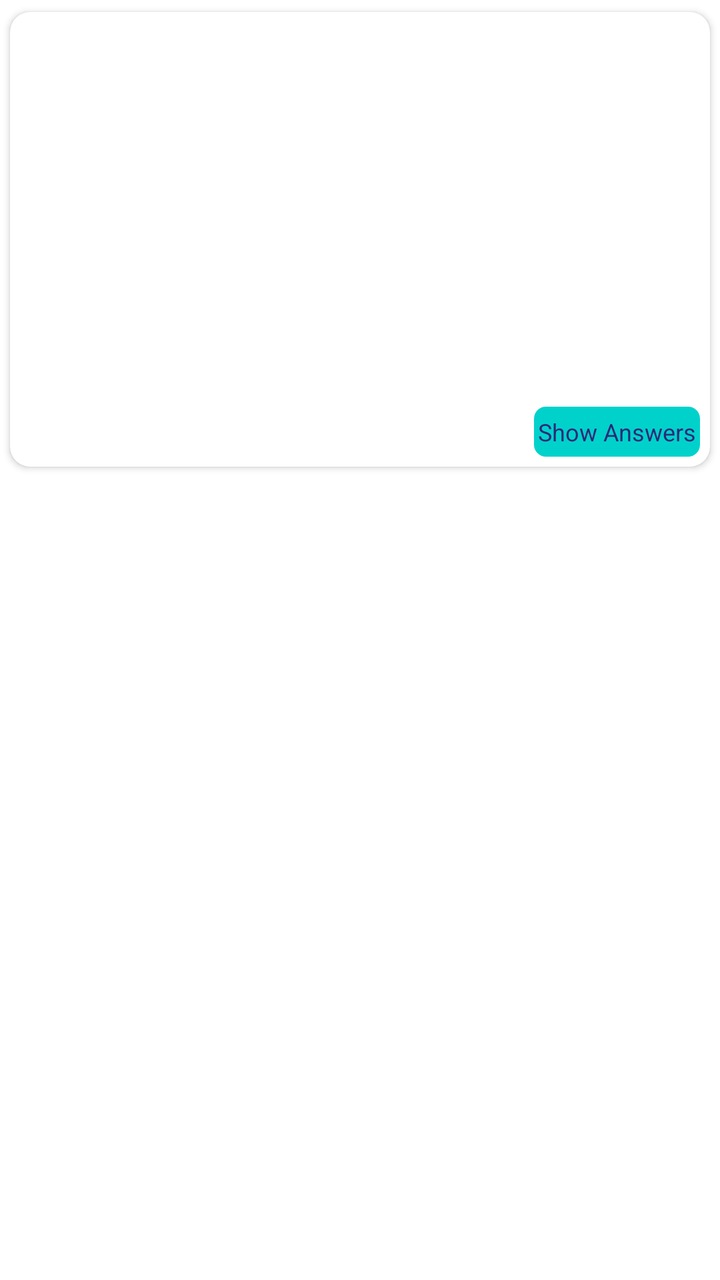
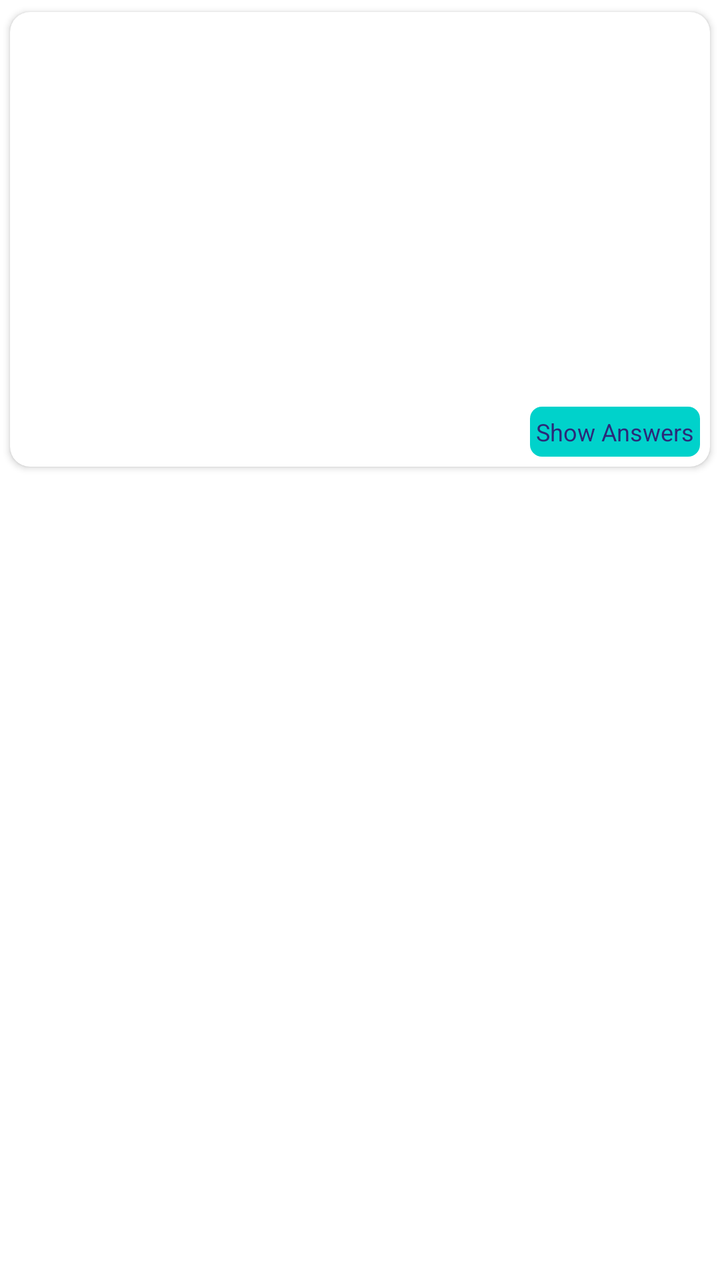

Screens rendered from an Android XML layout before and after an edit, with the pre-edit source and the edit as a unified diff.
<!-- AndroidManifest.xml: application theme Theme.NewDesign -->
<!-- res/layout/item_layout_qanda.xml -->
<?xml version="1.0" encoding="utf-8"?>
<layout xmlns:android="http://schemas.android.com/apk/res/android"
        xmlns:app="http://schemas.android.com/apk/res-auto">

    <androidx.constraintlayout.widget.ConstraintLayout
            android:layout_width="match_parent"
            android:layout_height="wrap_content">

        <androidx.cardview.widget.CardView
                android:id="@+id/cardview"
                android:layout_width="match_parent"
                android:layout_height="wrap_content"
                app:cardCornerRadius="10dp"
                app:cardUseCompatPadding="true"
                app:layout_constraintEnd_toEndOf="parent"
                app:layout_constraintStart_toStartOf="parent"
                app:layout_constraintTop_toTopOf="parent">

            <androidx.constraintlayout.widget.ConstraintLayout
                    android:id="@+id/layput_services"
                    android:layout_width="match_parent"
                    android:layout_height="match_parent"
                    android:padding="5dp">

                <androidx.constraintlayout.widget.ConstraintLayout
                        android:id="@+id/layout_doctorsDetail"
                        android:layout_width="match_parent"
                        android:layout_height="wrap_content"
                        android:layout_marginTop="10dp"
                        android:layout_marginEnd="10dp"
                        android:layout_marginStart="10dp"
                        android:padding="@dimen/_5sdp"
                        app:layout_constraintEnd_toEndOf="parent"
                        app:layout_constraintStart_toStartOf="parent"
                        app:layout_constraintTop_toTopOf="parent">

                    <com.google.android.material.imageview.ShapeableImageView
                            android:id="@+id/iv_doctorProfile"
                            android:layout_width="80dp"
                            android:layout_height="80dp"
                            android:visibility="gone"
                            android:src="@drawable/ic_docspecialization"
                            app:layout_constraintStart_toStartOf="parent"
                            app:layout_constraintTop_toTopOf="parent" />

                    <androidx.appcompat.widget.AppCompatTextView
                            android:id="@+id/tv_patientname"
                            android:layout_width="0dp"
                            android:layout_height="wrap_content"
                            android:layout_marginStart="10dp"
                            android:fontFamily="@font/avenirltstd_roman"
                            android:gravity="start"
                            android:text=""
                            android:textColor="@color/black"
                            android:textSize="15sp"
                            android:layout_marginTop="10dp"
                            app:layout_constraintStart_toStartOf="parent"
                            app:layout_constraintTop_toTopOf="parent"
                            app:layout_constraintBottom_toBottomOf="@+id/iv_doctorProfile" />
                    <androidx.appcompat.widget.AppCompatTextView
                            android:id="@+id/tv_doctorName"
                            android:layout_width="0dp"
                            android:layout_height="wrap_content"
                            android:layout_marginStart="10dp"
                            android:fontFamily="@font/avenirltstd_roman"
                            android:gravity="start"
                            android:text=""
                            android:visibility="gone"
                            android:textColor="@color/black"
                            android:textSize="15sp"
                            android:layout_marginTop="10dp"
                            app:layout_constraintStart_toStartOf="parent"
                            app:layout_constraintTop_toBottomOf="@+id/tv_patientname"
                             />
                    <androidx.appcompat.widget.AppCompatTextView
                            android:id="@+id/tv_specialistName"
                            android:layout_width="0dp"
                            android:layout_height="wrap_content"
                            android:layout_marginStart="10dp"
                            android:fontFamily="@font/avenirltstd_roman"
                            android:gravity="start"
                            android:text=""
                            android:textColor="@color/black"
                            android:textSize="15sp"
                            android:layout_marginTop="10dp"
                            app:layout_constraintStart_toStartOf="parent"
                            app:layout_constraintTop_toBottomOf="@+id/tv_doctorName"
                            />

                    <androidx.appcompat.widget.AppCompatTextView
                            android:id="@+id/tv_questions"
                            android:layout_width="0dp"
                            android:layout_height="wrap_content"
                            android:layout_marginStart="10dp"
                            android:layout_marginTop="5dp"
                            android:fontFamily="@font/avenirltstd_roman"
                            android:gravity="start"
                            android:padding="1dp"
                            android:text=""
                            android:textColor="@color/black"
                            android:textSize="15sp"
                            app:layout_constraintStart_toStartOf="parent"
                            android:layout_marginEnd="@dimen/_10sdp"
                            app:layout_constraintTop_toBottomOf="@+id/tv_specialistName" />
                    <androidx.appcompat.widget.AppCompatTextView
                            android:id="@+id/tv_Age"
                            android:layout_width="0dp"
                            android:layout_height="wrap_content"
                            android:layout_marginStart="10dp"
                            android:layout_marginTop="5dp"
                            android:fontFamily="@font/avenirltstd_roman"
                            android:gravity="start"
                            android:padding="1dp"
                            android:textColor="@color/black"
                            android:textSize="15sp"
                            app:layout_constraintStart_toStartOf="parent"
                            android:layout_marginEnd="@dimen/_10sdp"
                            app:layout_constraintTop_toBottomOf="@+id/tv_questions" />
                    <androidx.appcompat.widget.AppCompatTextView
                            android:id="@+id/tv_Chronic_disease"
                            android:layout_width="0dp"
                            android:layout_height="wrap_content"
                            android:layout_marginStart="10dp"
                            android:layout_marginTop="5dp"
                            android:fontFamily="@font/avenirltstd_roman"
                            android:gravity="start"
                            android:padding="1dp"
                            android:textColor="@color/black"
                            android:textSize="15sp"
                            app:layout_constraintStart_toStartOf="parent"
                            android:layout_marginEnd="@dimen/_10sdp"
                            app:layout_constraintTop_toBottomOf="@+id/tv_Age" />
                    <androidx.appcompat.widget.AppCompatTextView
                            android:id="@+id/tv_PrevSurgery"
                            android:layout_width="0dp"
                            android:layout_height="wrap_content"
                            android:layout_marginStart="10dp"
                            android:layout_marginTop="5dp"
                            android:fontFamily="@font/avenirltstd_roman"
                            android:gravity="start"
                            android:padding="1dp"
                            android:textColor="@color/black"
                            android:textSize="15sp"
                            app:layout_constraintStart_toStartOf="parent"
                            android:layout_marginEnd="@dimen/_10sdp"
                            app:layout_constraintTop_toBottomOf="@+id/tv_Chronic_disease" />
                    <androidx.appcompat.widget.AppCompatTextView
                            android:id="@+id/tv_date"
                            android:layout_width="0dp"
                            android:layout_height="wrap_content"
                            android:layout_marginStart="10dp"
                            android:layout_marginTop="5dp"
                            android:gravity="start"
                            android:padding="1dp"
                            android:textColor="@color/black"
                            android:textSize="15sp"
                            app:layout_constraintBottom_toBottomOf="parent"
                            app:layout_constraintStart_toStartOf="parent"
                            android:layout_marginEnd="@dimen/_10sdp"
                            app:layout_constraintTop_toBottomOf="@+id/tv_PrevSurgery" />

                </androidx.constraintlayout.widget.ConstraintLayout>
                <TextView
                        android:id="@+id/tv_Book"
                        android:layout_width="wrap_content"
                        android:layout_height="25dp"
                        android:gravity="center"
                        android:padding="2dp"
                        android:layout_marginEnd="@dimen/_5sdp"
                        android:layout_marginBottom="@dimen/_5sdp"
                        android:background="@drawable/bg_button_green"
                        android:textSize="12sp"
                        android:layout_marginTop="@dimen/_5sdp"
                        android:text="@string/showanswers"
                        android:textColor="@color/blue"
                        app:layout_constraintBottom_toBottomOf="parent"
                        app:layout_constraintTop_toBottomOf="@+id/layout_doctorsDetail"
                        app:layout_constraintEnd_toEndOf="parent"
                        />

            </androidx.constraintlayout.widget.ConstraintLayout>
        </androidx.cardview.widget.CardView>


    </androidx.constraintlayout.widget.ConstraintLayout>

</layout>
<!-- resources referenced by this layout -->
<resources>
  <color name="black">#FF000000</color>
  <color name="blue">#2B2979</color>
  <!-- drawable bg_button_green (drawable) -->
  <?xml version="1.0" encoding="utf-8"?>
  <shape xmlns:android="http://schemas.android.com/apk/res/android"
      android:shape="rectangle"
      >
  
      <solid android:color="@color/green"/>
      <corners android:radius="6dp"/>
  </shape>
  <!-- drawable ic_docspecialization: png bitmap (drawable, 7701 bytes) -->
  <string name="showanswers">Show Answers</string>
  <style name="Theme.NewDesign" parent="Theme.MaterialComponents.Light.NoActionBar">
          
          <item name="colorPrimary">@color/purple_500</item>
          <item name="colorPrimaryVariant">@color/purple_700</item>
          <item name="colorOnPrimary">@color/white</item>
          
          <item name="colorSecondary">#0639BA</item>
          <item name="colorSecondaryVariant">@color/teal_700</item>
          <item name="colorOnSecondary">@color/black</item>
          
          <item name="android:statusBarColor">?attr/colorPrimaryVariant</item>
          
      </style>
  <color name="green">#00D2CB</color>
  <color name="purple_500">#AEB3BE</color>
  <color name="purple_700">#FF3700B3</color>
  <color name="white">#FFFFFFFF</color>
  <color name="teal_700">#FF018786</color>
</resources>

<!-- the commit's change to res/layout/item_layout_qanda.xml (unified diff, before → after) -->
@@ -165,7 +165,7 @@
                         android:layout_width="wrap_content"
                         android:layout_height="25dp"
                         android:gravity="center"
-                        android:padding="2dp"
+                        android:padding="3dp"
                         android:layout_marginEnd="@dimen/_5sdp"
                         android:layout_marginBottom="@dimen/_5sdp"
                         android:background="@drawable/bg_button_green"
